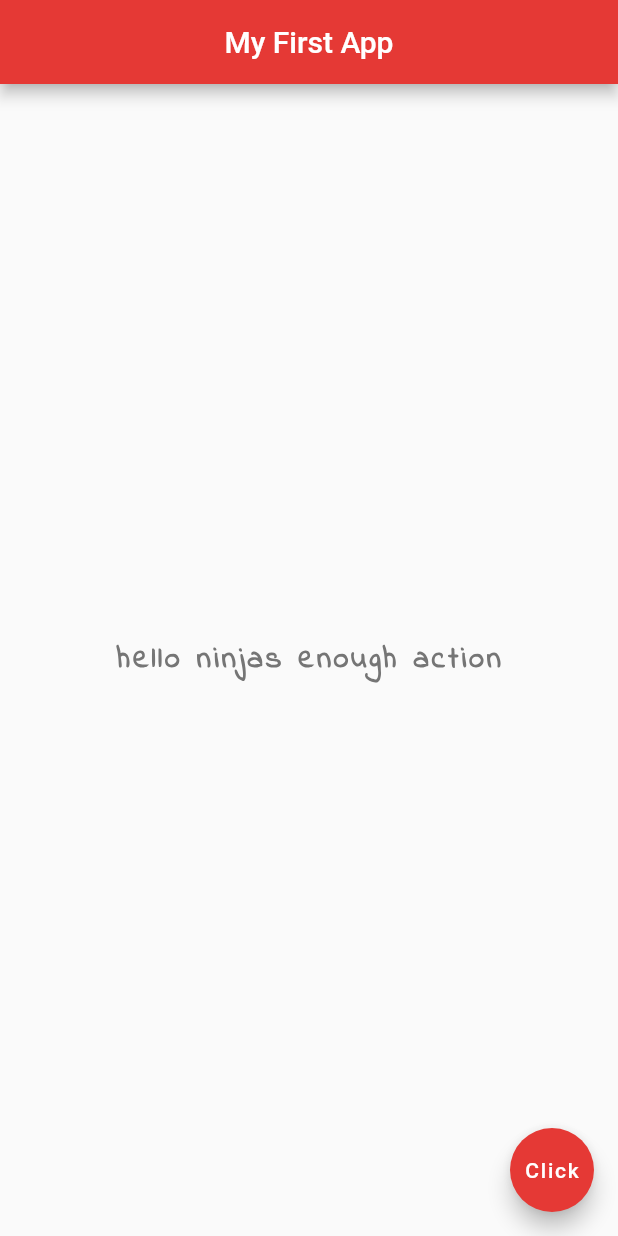
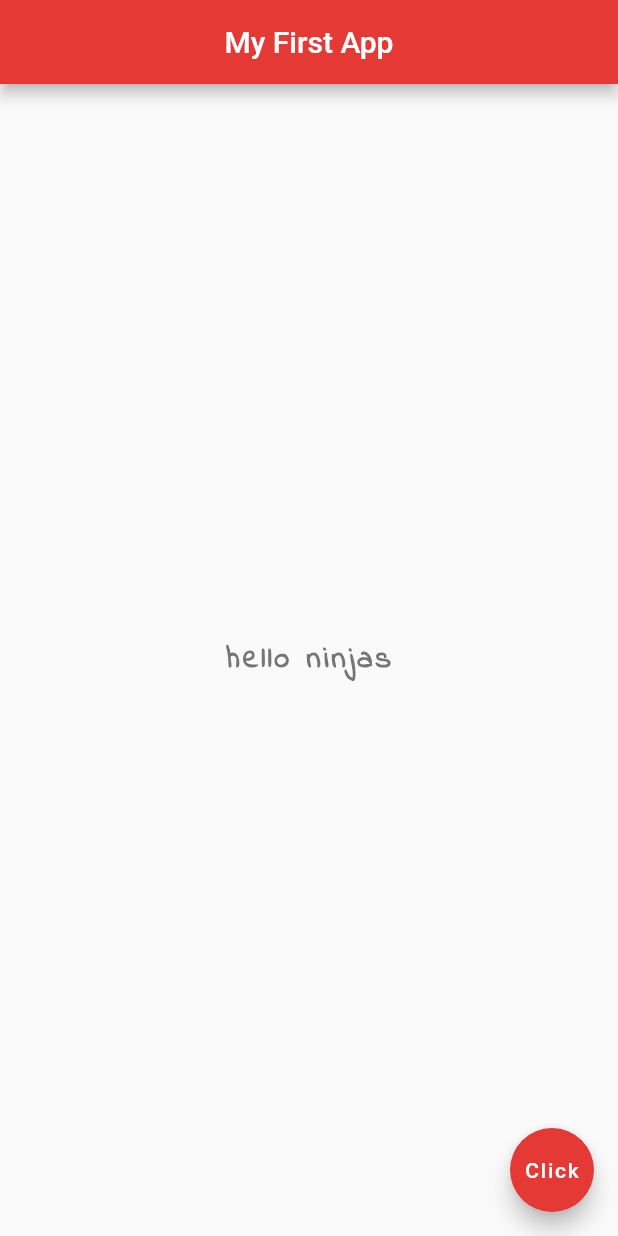
Before and after one commit to arifikhsan/flutter_myapp, a Flutter app: the screen it shows after launch, on a phone screen of 412 x 824 dp. Run offline on Flutter 3.47's test engine with Material 2 defaults, Android fonts, the phone set to English and light mode, and no system bars.

Commit message:
hello ninja

```diff
--- a/lib/main.dart
+++ b/lib/main.dart
@@ -15,7 +15,7 @@ class Home extends StatelessWidget {
       ),
       body: Center(
         child: Text(
-          'hello ninjas enough action',
+          'hello ninjas',
           style: TextStyle(
               fontSize: 20,
               fontWeight: FontWeight.bold,
```
